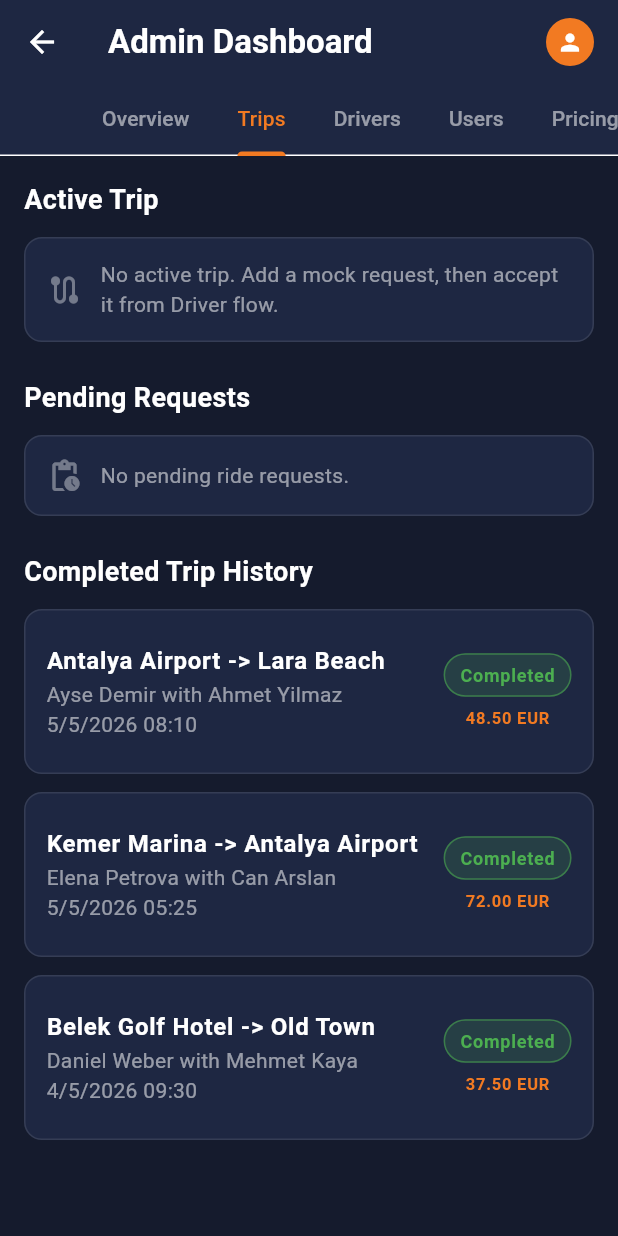
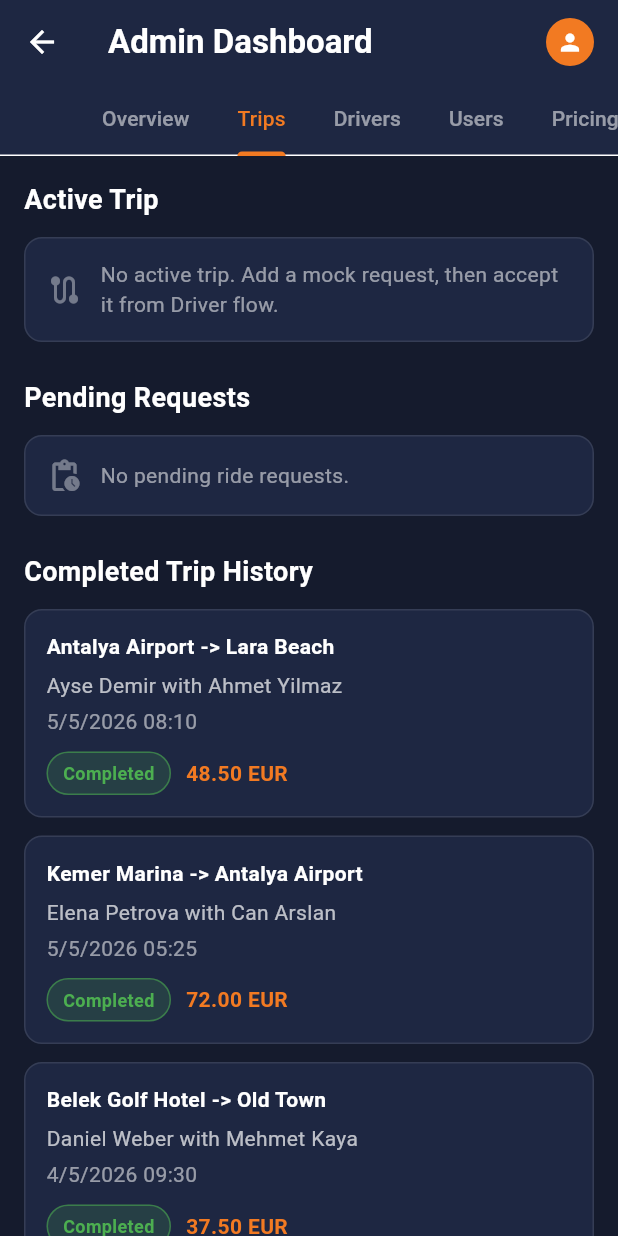
Before and after one commit to ThaferAbo/RayRide, a Flutter app: the AdminDashboard screen opened directly, tab 2 chosen, on a phone screen of 412 x 824 dp. Run offline on Flutter 3.47's test engine with Material 3 defaults, Android fonts, the phone set to English and light mode, and no system bars; our stand-ins replace flutter_map, flutter_secure_storage, latlong2, lottie, shared_preferences, shimmer; accounts and stored records are empty.

Commit message:
Fix admin dashboard layout for demo

```diff
--- a/lib/screens/admin/admin_dashboard.dart
+++ b/lib/screens/admin/admin_dashboard.dart
@@ -137,19 +137,23 @@ class _AdminDashboardState extends State<AdminDashboard>
                     final isActiveTrip =
                         activeTrip != null &&
                         activeTrip.status != TripStatus.completed;
-                    return ListView(
-                      padding: const EdgeInsets.all(16),
+                    return _adminList(
                       children: [
                         LayoutBuilder(
                           builder: (context, constraints) {
-                            final wide = constraints.maxWidth > 680;
+                            final width = constraints.maxWidth;
+                            final columns = width >= 1000
+                                ? 4
+                                : width >= 620
+                                ? 2
+                                : 1;
                             return GridView.count(
-                              crossAxisCount: wide ? 4 : 2,
+                              crossAxisCount: columns,
                               mainAxisSpacing: 12,
                               crossAxisSpacing: 12,
                               shrinkWrap: true,
                               physics: const NeverScrollableScrollPhysics(),
-                              childAspectRatio: wide ? 1.45 : 1.25,
+                              childAspectRatio: columns == 1 ? 3.2 : 2.15,
                               children: [
                                 _buildSummaryCard(
                                   'Users',
@@ -269,8 +273,7 @@ class _AdminDashboardState extends State<AdminDashboard>
             return ValueListenableBuilder<List<RideHistoryItem>>(
               valueListenable: _adminService.completedTrips,
               builder: (context, completed, _) {
-                return ListView(
-                  padding: const EdgeInsets.all(16),
+                return _adminList(
                   children: [
                     _sectionTitle('Active Trip'),
                     const SizedBox(height: 12),
@@ -318,8 +321,7 @@ class _AdminDashboardState extends State<AdminDashboard>
         final filtered = _driverFilter == 'all'
             ? drivers
             : drivers.where((d) => d.status == _driverFilter).toList();
-        return ListView(
-          padding: const EdgeInsets.all(16),
+        return _adminList(
           children: [
             _filterRow(
               values: const ['all', 'online', 'offline', 'busy'],
@@ -350,8 +352,7 @@ class _AdminDashboardState extends State<AdminDashboard>
               u.email.toLowerCase().contains(q);
           return matchesRole && matchesSearch;
         }).toList();
-        return ListView(
-          padding: const EdgeInsets.all(16),
+        return _adminList(
           children: [
             TextField(
               style: const TextStyle(color: Colors.white),
@@ -381,8 +382,7 @@ class _AdminDashboardState extends State<AdminDashboard>
       builder: (context, pricing, _) {
         final standardPreview = _previewPrice(isVip: false);
         final vipPreview = _previewPrice(isVip: true);
-        return ListView(
-          padding: const EdgeInsets.all(16),
+        return _adminList(
           children: [
             _sectionTitle('Pricing Controls'),
             const SizedBox(height: 12),
@@ -551,21 +551,38 @@ class _AdminDashboardState extends State<AdminDashboard>
   Widget _pendingTripCard(RideRequest req) {
     return _panelCard(
       margin: const EdgeInsets.only(bottom: 12),
-      child: ListTile(
-        contentPadding: EdgeInsets.zero,
-        title: Text(
+      child: LayoutBuilder(
+        builder: (context, constraints) {
+          final compact = constraints.maxWidth < 560;
+          final details = Column(
+            crossAxisAlignment: CrossAxisAlignment.start,
+            children: [
+              Text(
                 req.passengerName,
                 style: const TextStyle(
                   color: Colors.white,
                   fontWeight: FontWeight.bold,
                 ),
               ),
-        subtitle: Text(
-          '${req.pickupName}\n${req.dropoffName}\n${req.price.toStringAsFixed(2)} EUR',
-          style: const TextStyle(color: Colors.white54),
+              const SizedBox(height: 6),
+              Text(
+                '${req.pickupName} -> ${req.dropoffName}',
+                style: const TextStyle(color: Colors.white70),
               ),
-        trailing: Column(
-          mainAxisAlignment: MainAxisAlignment.center,
+              const SizedBox(height: 6),
+              Text(
+                '${req.price.toStringAsFixed(2)} EUR',
+                style: const TextStyle(
+                  color: _orange,
+                  fontWeight: FontWeight.bold,
+                ),
+              ),
+            ],
+          );
+          final actions = Wrap(
+            spacing: 8,
+            runSpacing: 4,
+            crossAxisAlignment: WrapCrossAlignment.center,
             children: [
               _statusChip('pending', Colors.orange),
               TextButton(
@@ -579,7 +596,22 @@ class _AdminDashboardState extends State<AdminDashboard>
                 ),
               ),
             ],
-        ),
+          );
+          if (compact) {
+            return Column(
+              crossAxisAlignment: CrossAxisAlignment.start,
+              children: [details, const SizedBox(height: 10), actions],
+            );
+          }
+          return Row(
+            crossAxisAlignment: CrossAxisAlignment.start,
+            children: [
+              Expanded(child: details),
+              const SizedBox(width: 16),
+              actions,
+            ],
+          );
+        },
       ),
     );
   }
@@ -622,24 +654,37 @@ class _AdminDashboardState extends State<AdminDashboard>
   Widget _historyTripCard(RideHistoryItem trip) {
     return _panelCard(
       margin: const EdgeInsets.only(bottom: 12),
-      child: ListTile(
-        contentPadding: EdgeInsets.zero,
-        title: Text(
+      child: LayoutBuilder(
+        builder: (context, constraints) {
+          final compact = constraints.maxWidth < 560;
+          final details = Column(
+            crossAxisAlignment: CrossAxisAlignment.start,
+            children: [
+              Text(
                 trip.route,
                 style: const TextStyle(
                   color: Colors.white,
                   fontWeight: FontWeight.bold,
                 ),
               ),
-        subtitle: Text(
-          '${trip.passengerName} with ${trip.driverName}\n${_formatDateTime(trip.completedAt)}',
+              const SizedBox(height: 6),
+              Text(
+                '${trip.passengerName} with ${trip.driverName}',
+                style: const TextStyle(color: Colors.white70),
+              ),
+              const SizedBox(height: 4),
+              Text(
+                _formatDateTime(trip.completedAt),
                 style: const TextStyle(color: Colors.white54),
               ),
-        trailing: Column(
-          mainAxisAlignment: MainAxisAlignment.center,
+            ],
+          );
+          final meta = Wrap(
+            spacing: 10,
+            runSpacing: 6,
+            crossAxisAlignment: WrapCrossAlignment.center,
             children: [
               _statusChip(trip.status, Colors.green),
-            const SizedBox(height: 6),
               Text(
                 '${trip.price.toStringAsFixed(2)} EUR',
                 style: const TextStyle(
@@ -648,7 +693,22 @@ class _AdminDashboardState extends State<AdminDashboard>
                 ),
               ),
             ],
-        ),
+          );
+          if (compact) {
+            return Column(
+              crossAxisAlignment: CrossAxisAlignment.start,
+              children: [details, const SizedBox(height: 10), meta],
+            );
+          }
+          return Row(
+            crossAxisAlignment: CrossAxisAlignment.start,
+            children: [
+              Expanded(child: details),
+              const SizedBox(width: 16),
+              meta,
+            ],
+          );
+        },
       ),
     );
   }
@@ -696,15 +756,13 @@ class _AdminDashboardState extends State<AdminDashboard>
             ],
           ),
           const SizedBox(height: 12),
-          Row(
+          Wrap(
+            spacing: 28,
+            runSpacing: 10,
             children: [
-              Expanded(child: _smallMetric('Status', driver.status)),
-              Expanded(
-                child: _smallMetric('Rating', driver.rating.toStringAsFixed(1)),
-              ),
-              Expanded(
-                child: _smallMetric('Trips', driver.completedTrips.toString()),
-              ),
+              _metricBox('Status', driver.status),
+              _metricBox('Rating', driver.rating.toStringAsFixed(1)),
+              _metricBox('Trips', driver.completedTrips.toString()),
             ],
           ),
           const SizedBox(height: 10),
@@ -774,16 +832,13 @@ class _AdminDashboardState extends State<AdminDashboard>
             ],
           ),
           const SizedBox(height: 12),
-          Row(
+          Wrap(
+            spacing: 28,
+            runSpacing: 10,
             children: [
-              Expanded(child: _smallMetric('Role', user.role)),
-              Expanded(child: _smallMetric('Trips', user.tripCount.toString())),
-              Expanded(
-                child: _smallMetric(
-                  'Spent',
-                  '${user.totalSpent.toStringAsFixed(0)} EUR',
-                ),
-              ),
+              _metricBox('Role', user.role),
+              _metricBox('Trips', user.tripCount.toString()),
+              _metricBox('Spent', '${user.totalSpent.toStringAsFixed(0)} EUR'),
             ],
           ),
           const SizedBox(height: 10),
@@ -852,7 +907,7 @@ class _AdminDashboardState extends State<AdminDashboard>
 
   Widget _buildSummaryCard(String title, String value, IconData icon) {
     return Container(
-      padding: const EdgeInsets.all(14),
+      padding: const EdgeInsets.all(12),
       decoration: BoxDecoration(
         color: _panel,
         borderRadius: BorderRadius.circular(12),
@@ -862,12 +917,12 @@ class _AdminDashboardState extends State<AdminDashboard>
         crossAxisAlignment: CrossAxisAlignment.start,
         mainAxisAlignment: MainAxisAlignment.spaceBetween,
         children: [
-          Icon(icon, color: _orange, size: 28),
+          Icon(icon, color: _orange, size: 24),
           Text(
             value,
             style: const TextStyle(
               color: Colors.white,
-              fontSize: 22,
+              fontSize: 20,
               fontWeight: FontWeight.bold,
             ),
           ),
@@ -887,6 +942,15 @@ class _AdminDashboardState extends State<AdminDashboard>
         color: Colors.white,
         fontSize: 18,
         fontWeight: FontWeight.bold,
+      ),
+    );
+  }
+
+  Widget _adminList({required List<Widget> children}) {
+    return Center(
+      child: ConstrainedBox(
+        constraints: const BoxConstraints(maxWidth: 1200),
+        child: ListView(padding: const EdgeInsets.all(16), children: children),
       ),
     );
   }
@@ -998,6 +1062,10 @@ class _AdminDashboardState extends State<AdminDashboard>
     );
   }
 
+  Widget _metricBox(String label, String value) {
+    return SizedBox(width: 120, child: _smallMetric(label, value));
+  }
+
   Widget _buildPricingField(String label, TextEditingController controller) {
     return TextField(
       controller: controller,
```
Lines whose indentation alone changed are shown as unchanged.
